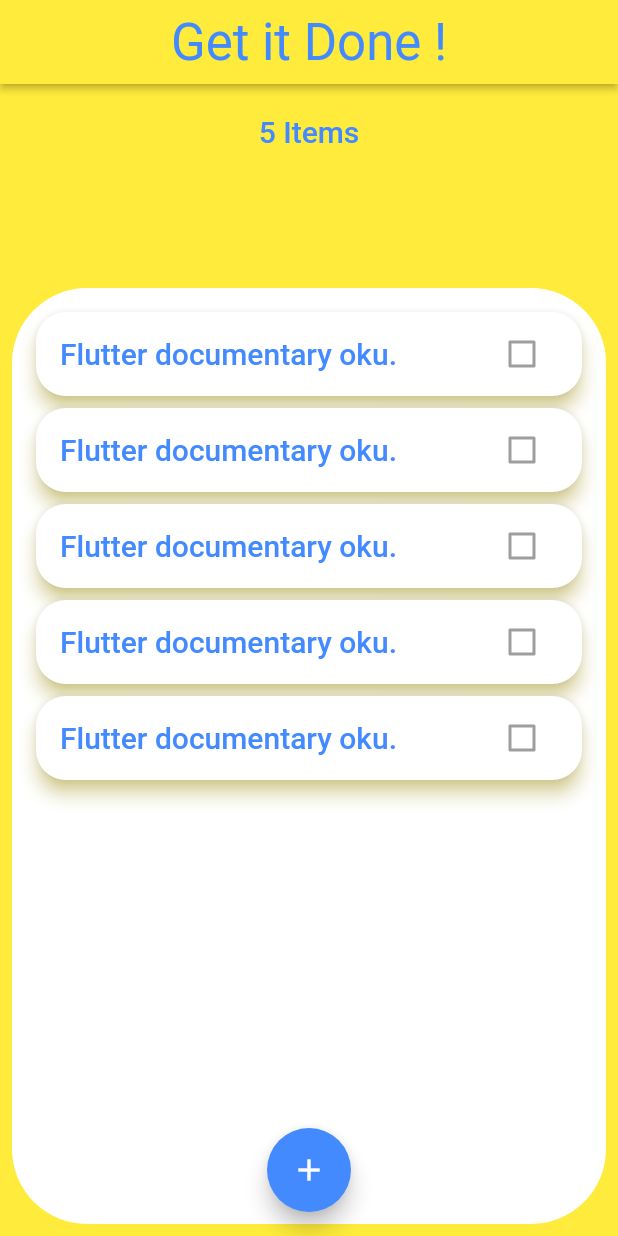
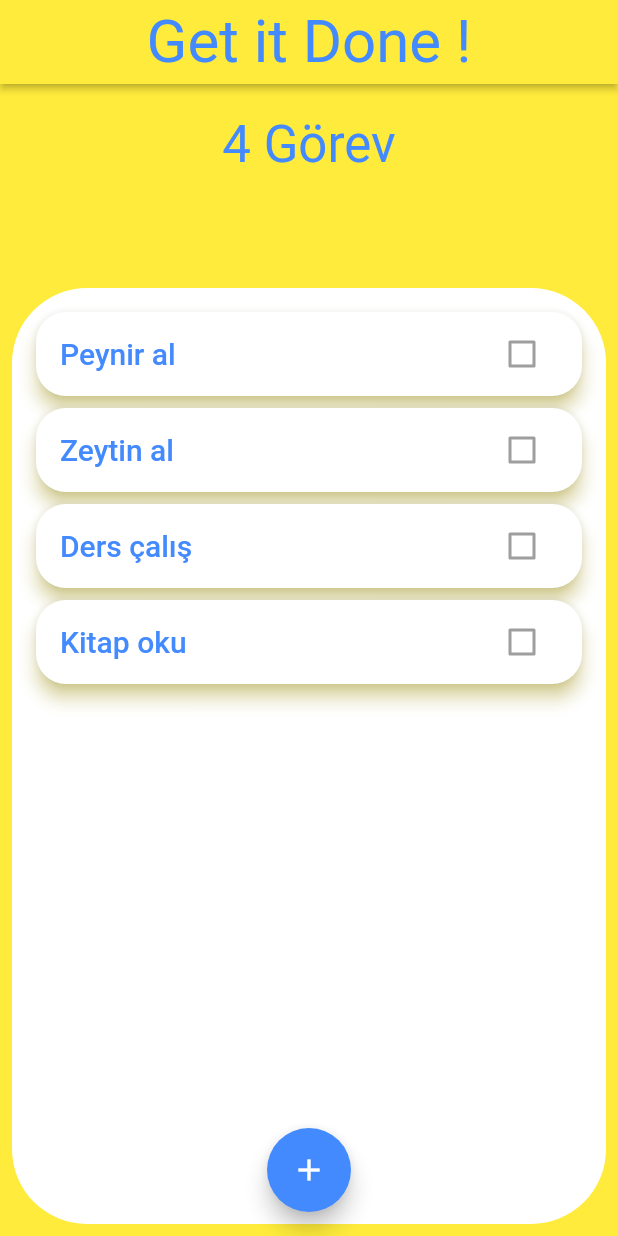
Before and after one commit to 0Suphan0/get_it_done, a Flutter app: the screen it shows after launch, on a phone screen of 412 x 824 dp. Run offline on Flutter 3.47's test engine with Material 2 defaults, Android fonts, the phone set to English and light mode, and no system bars.

Commit message:
Task model olusturuldu, görevler listesi olusturuldu ve veriler listeden cekildi..

```diff
--- a/lib/main.dart
+++ b/lib/main.dart
@@ -20,16 +20,17 @@ class MyApp extends StatelessWidget {
           scaffoldBackgroundColor: Colors.yellow,
           appBarTheme: const AppBarTheme(color: Colors.yellow),
           textTheme: const TextTheme(
-              // Bazı yazılar lacivert
+              headlineLarge: TextStyle(color: Colors.blueAccent),
               titleLarge: TextStyle(color: Colors.blueAccent),
               headlineMedium: TextStyle(color: Colors.blueAccent)),
           colorScheme: ColorScheme.fromSeed(seedColor: Colors.yellow),
           //action button lacivert
           floatingActionButtonTheme: const FloatingActionButtonThemeData(
-            backgroundColor: Colors.blueAccent, // FloatingActionButton rengi burada ayarlanıyor
+            backgroundColor: Colors
+                .blueAccent, // FloatingActionButton rengi burada ayarlanıyor
           ),
           useMaterial3: false,
         ),
-        home: const HomePage());
+        home: HomePage());
   }
 }
--- /dev/null
+++ b/lib/models/item_datas.dart
@@ -0,0 +1,10 @@
+import 'package:get_it_done/models/task.dart';
+
+class ItemData {
+  List<Task> tasks = [
+    Task(title: "Peynir al"),
+    Task(title: "Zeytin al"),
+    Task(title: "Ders çalış"),
+    Task(title: "Kitap oku"),
+  ];
+}
--- /dev/null
+++ b/lib/models/task.dart
@@ -0,0 +1,12 @@
+class Task{
+
+  final String title;
+  bool isDone;
+
+  Task({required this.title,this.isDone=false});
+
+  void toggleStatus(){
+    isDone=!isDone;
+  }
+
+}
--- a/lib/screens/home_page.dart
+++ b/lib/screens/home_page.dart
@@ -1,8 +1,12 @@
 import 'package:flutter/material.dart';
+import 'package:get_it_done/models/item_datas.dart';
 import 'package:get_it_done/widgets/item_card.dart';
 
+
 class HomePage extends StatelessWidget {
-  const HomePage({Key? key}) : super(key: key);
+  HomePage({Key? key}) : super(key: key);
+
+  final ItemData itemData = ItemData();
 
   @override
   Widget build(BuildContext context) {
@@ -12,26 +16,23 @@ class HomePage extends StatelessWidget {
         floatingActionButtonLocation: FloatingActionButtonLocation.centerFloat,
         appBar: AppBar(
           title: Text(appBarText,
-              style: Theme.of(context).textTheme.headlineMedium),
+              style: Theme.of(context).textTheme.headlineLarge),
           elevation: 2,
           centerTitle: true,
         ),
         body: Column(children: [
           Expanded(
             flex: 1,
-            child: Container(
             child: Padding(
               padding: const EdgeInsets.all(20),
               child: Text(
-                  "5 Items",
-                  style: Theme.of(context).textTheme.titleLarge,
-                ),
+                "${itemData.tasks.length} Görev",
+                style: Theme.of(context).textTheme.headlineMedium,
               ),
             ),
           ),
           Expanded(
               flex: 5,
-              child: Container(
               child: Padding(
                 padding: const EdgeInsets.all(8),
                 child: Container(
@@ -41,11 +42,12 @@ class HomePage extends StatelessWidget {
                   child: Padding(
                     padding: const EdgeInsets.all(12.0),
                     child: ListView.builder(
-                          itemCount: 5,
+                        itemCount: itemData.tasks.length,
                         itemBuilder: (context, index) {
-                            return const ItemCard();
+                          return ItemCard(
+                              title: itemData.tasks[index].title,
+                              isActive: itemData.tasks[index].isDone);
                         }),
-                    ),
                   ),
                 ),
               ))
--- a/lib/widgets/item_card.dart
+++ b/lib/widgets/item_card.dart
@@ -1,8 +1,10 @@
 import 'package:flutter/material.dart';
 
 class ItemCard extends StatelessWidget {
-  const ItemCard({Key? key}) : super(key: key);
+  const ItemCard({Key? key,required this.title,required this.isActive}) : super(key: key);
 
+  final String title;
+  final bool isActive;
   @override
   Widget build(BuildContext context) {
     return Card(
@@ -10,10 +12,10 @@ class ItemCard extends StatelessWidget {
       shadowColor: Theme.of(context).primaryColor,
       shape: RoundedRectangleBorder(borderRadius: BorderRadius.circular(20)),
       child: ListTile(
-        title: Text("Flutter documentary oku.",
+        title: Text(title,
             style: Theme.of(context).textTheme.titleLarge),
         trailing: Checkbox(
-          value: false,
+          value: isActive,
           onChanged: null,
           activeColor: Theme.of(context).primaryColor,
         ),
```
Lines whose indentation alone changed are shown as unchanged.
